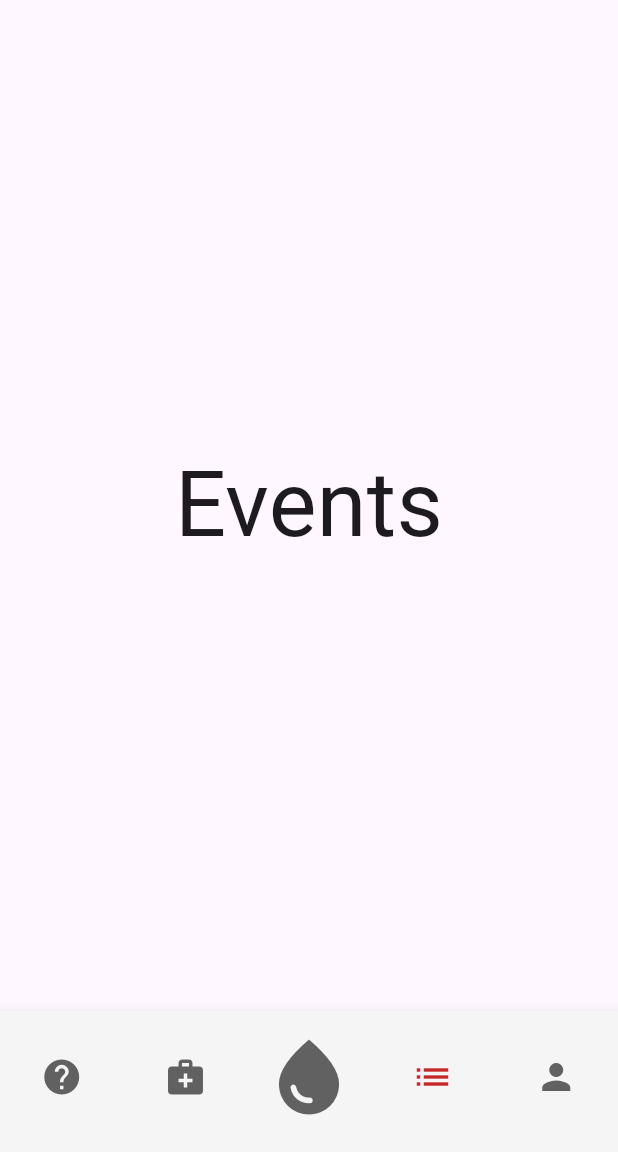
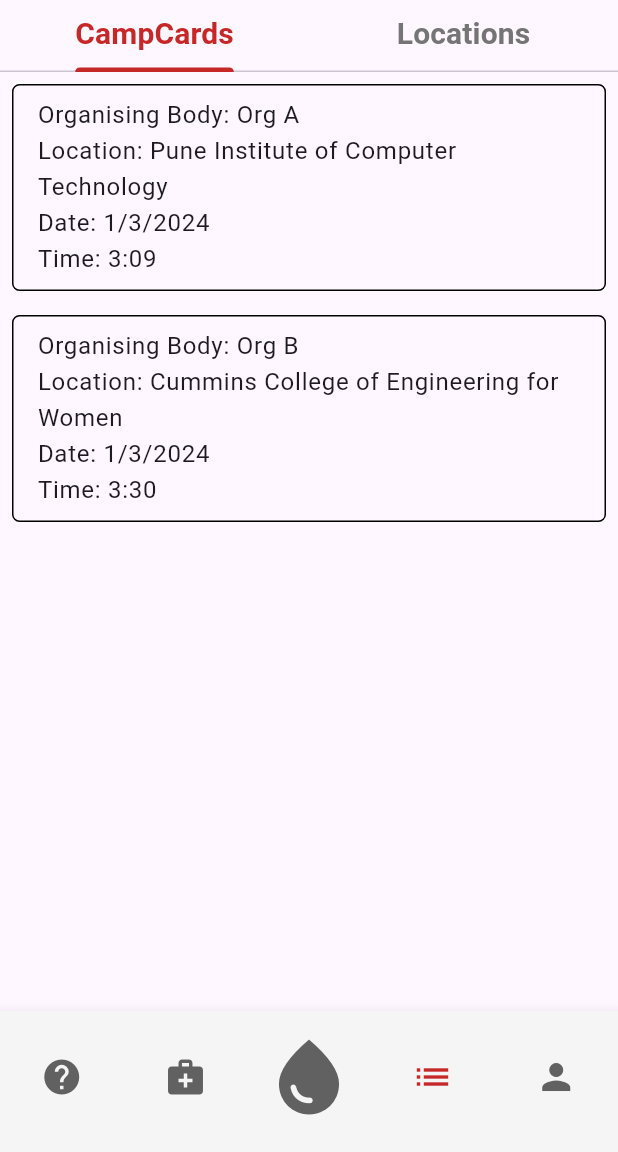
Before and after one commit to rohraharjas/gdsc_solutions-1, a Flutter app: the screen it shows after launch, item 4 of the bottom bar chosen, on a phone screen of 412 x 824 dp, the part 84-1236 px from its top. Run offline on Flutter 3.47's test engine with Material 3 defaults, Android fonts, the phone set to English and light mode, and no system bars; our stand-ins replace firebase_auth, firebase_core, google_fonts; accounts and stored records are empty.

Commit message:
updated events page

```diff
--- a/lib/Screens/Donor/events.dart
+++ b/lib/Screens/Donor/events.dart
@@ -1,17 +1,159 @@
+import 'dart:ui';
+
 import 'package:flutter/material.dart';
-import 'package:gdsc_solutions/Screens/home.dart';
-import 'package:gdsc_solutions/Screens/templates.dart';
 import 'package:gdsc_solutions/main.dart';
 
-class EventsPages extends StatelessWidget {
+class EventsPages extends StatefulWidget {
   const EventsPages({super.key});
 
   @override
+  State<EventsPages> createState() => _EventsPagesState();
+}
+
+class _EventsPagesState extends State<EventsPages> {
+  @override
   Widget build(BuildContext context) {
-    return Scaffold(
-      appBar: MyAppBar(),
-      drawer: const AppDrawer(),
-      body: Container(),
+    return DefaultTabController(
+      initialIndex: 0,
+      length: 2,
+      child: Scaffold(
+        drawer: const AppDrawer(),
+        body:  Column(
+          crossAxisAlignment: CrossAxisAlignment.center,
+          children: [
+            Container(
+              child: TabBar(
+                indicatorColor: Colors.red[800],
+                  labelStyle: TextStyle(
+                    color: Colors.red[800],
+                    fontWeight: FontWeight.bold,
+                    fontSize: 20,
+                  ),
+                  unselectedLabelStyle: TextStyle(
+                    color: Colors.grey[600],
+                    fontWeight: FontWeight.bold,
+                    fontSize: 20,
+                  ),
+                  tabs: const [
+                    Tab(
+                      child: Text(
+                          'CampCards',
+                      ),
+                    ),
+                    Tab(
+                      child: Text(
+                        'Locations',
+                      ),
+                    )
+                  ]
+              ),
+            ),
+            Expanded(
+              child: TabBarView(children: [
+                CampCards(),
+                Center(
+                  child: Location(),
+                )
+              ]),
+            )
+          ],
+        )
+      ),
     );
   }
 }
+
+class Location extends StatefulWidget {
+  const Location({super.key});
+
+  @override
+  State<Location> createState() => _LocationState();
+}
+
+class _LocationState extends State<Location> {
+  List<CampInfo> info = [
+    CampInfo(org_body: 'Org A', lic_id: 'gh3456', location: 'Pune Institute of Computer Technology', timing: '2024-03-01 03:09:00Z', slots: 6),
+    CampInfo(org_body: 'Org B', lic_id: 'tr7890', location: 'Cummins College of Engineering for Women', timing: '2024-03-01 03:30:00Z', slots: 6),
+  ];
+  @override
+  Widget build(BuildContext context) {
+    return Column(
+      children: [
+        const SizedBox(height: 12,),
+        Padding(
+          padding: const EdgeInsets.fromLTRB(19,8,0,2),
+          child: Text(
+            'Locate Camps',
+            style: TextStyle(
+                color: Colors.red[800],
+                fontSize: 25,
+                fontWeight: FontWeight.bold,
+                decoration: TextDecoration.underline,
+              decorationColor: Colors.red[800]
+            ),
+          ),
+        ),
+      ],
+    );
+  }
+}
+
+
+class CampCards extends StatefulWidget {
+  const CampCards({super.key});
+
+  @override
+  State<CampCards> createState() => _CampCardsState();
+}
+
+class _CampCardsState extends State<CampCards> {
+  List<CampInfo> info = [
+    CampInfo(org_body: 'Org A', lic_id: 'gh3456', location: 'Pune Institute of Computer Technology', timing: '2024-03-01 03:09:00Z', slots: 6),
+    CampInfo(org_body: 'Org B', lic_id: 'tr7890', location: 'Cummins College of Engineering for Women', timing: '2024-03-01 03:30:00Z', slots: 6),
+  ];
+  @override
+  Widget build(BuildContext context) {
+    return ListView.builder(
+      shrinkWrap: true,
+      itemCount: info.length,
+      itemBuilder: (context, index)=>Padding(
+        padding: const EdgeInsets.all(8.0),
+        child: ListTile(
+          onTap: () {},
+          shape: RoundedRectangleBorder(
+              side: const BorderSide(color: Colors.black, width: 1),
+              borderRadius: BorderRadius.circular(5)
+          ),
+          title: Text(
+            'Organising Body: ${info[index].org_body}\n'
+                'Location: ${info[index].location}\n'
+                'Date: ${info[index].getDate()}\n'
+                'Time: ${info[index].getTime()}'
+          ),
+        ),
+      ),
+    );
+  }
+
+
+}
+
+
+class CampInfo{
+  String org_body, lic_id, location, timing;
+  int slots;
+  CampInfo({
+    required this.org_body,
+    required this.lic_id,
+    required this.location,
+    required this.timing,
+    required this.slots,
+  });
+
+  String getDate(){
+    return "${DateTime.parse(timing).day}/${DateTime.parse(timing).month}/${DateTime.parse(timing).year}";
+  }
+  String getTime(){
+    return "${DateTime.parse(timing).hour}:${(DateTime.parse(timing).minute)>9?DateTime.parse(timing).minute:'0${DateTime.parse(timing).minute}'}";
+  }
+}
--- a/lib/main.dart
+++ b/lib/main.dart
@@ -1,8 +1,7 @@
 import 'package:flutter/material.dart';
-import 'package:gdsc_solutions/Screens/Health1.dart';
+import 'package:gdsc_solutions/Screens/Donor/events.dart';
 // import 'package:firebase_core/firebase_core.dart';
 import 'package:gdsc_solutions/Screens/home.dart';
-import 'package:gdsc_solutions/Screens/faq.dart';
 import 'package:google_fonts/google_fonts.dart';
 // import 'firebase_options.dart';
 
@@ -38,10 +37,10 @@
 
 class _HomeState extends State<Home> {
   final screens = [
-    Faq(),
-    Health(),
+    const Scaffold(body: Center( child: Text('FAQs', style: TextStyle(fontSize: 60)))),
+    const Center( child: Text('Medical Assistance', style: TextStyle(fontSize: 60))),
     const HomeWidget(),
-    const Center( child: Text('Events', style: TextStyle(fontSize: 60))),
+    const EventsPages(),
     const Center( child: Text('Profile', style: TextStyle(fontSize: 60)))
   ];
   @override
```
